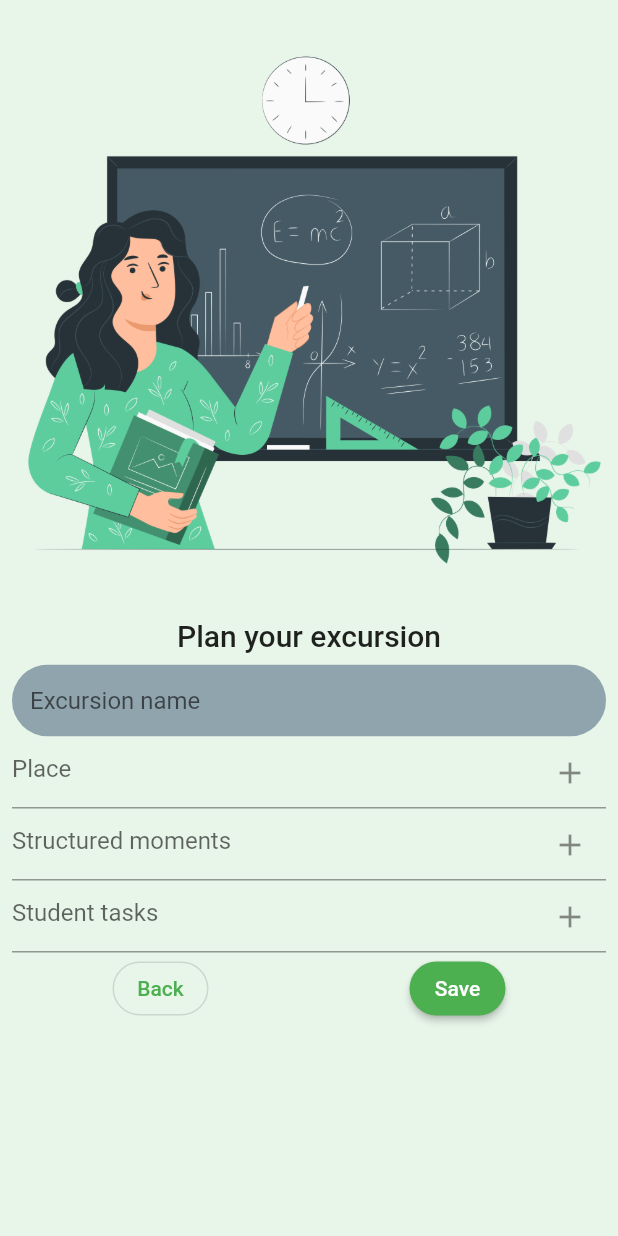
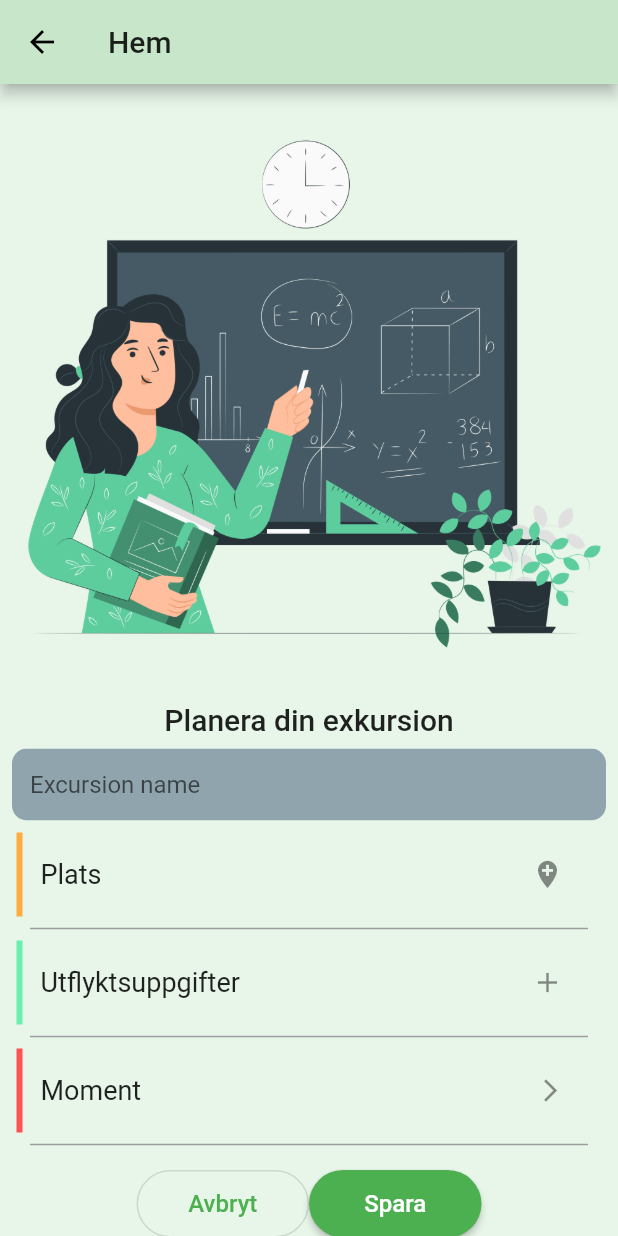
Before and after one commit to maxNyst/FAUNAtic_FrontEnd, a Flutter app: the LecturesScreen screen opened by its route, on a phone screen of 412 x 824 dp. Run offline on Flutter 3.47's test engine with Material 2 defaults, Android fonts, the phone set to English and light mode, and no system bars; our stand-ins replace firebase_auth, firebase_core, google_fonts; missing offline and left inert: dart:ffi; accounts and stored records are empty.

Commit message:
changed GUI to look more like prototype

```diff
--- a/lib/Screens/Excursions/excursions_screen.dart
+++ b/lib/Screens/Excursions/excursions_screen.dart
@@ -11,9 +11,6 @@ class ExcursionsScreen extends StatelessWidget {
     return Scaffold(
       appBar: AppBar(
         actions: [
-          IconButton(
-              icon: Icon(Icons.outbond_outlined),
-          )
         ],
         title: Text('Hem'),
       ),
@@ -76,7 +73,6 @@ class ExcursionButtons extends StatelessWidget {
             SizedBox(
             height: 225, // constrain height
             child: ListView(
-
               children: [
                 ListTile(
                   leading: Transform.translate(
--- a/lib/Screens/Lecture/lecture_screen.dart
+++ b/lib/Screens/Lecture/lecture_screen.dart
@@ -12,7 +12,11 @@ class LecturesScreen extends StatelessWidget {
       //   onPressed: null,
       //   label: Text('Save'),
       // ),
-
+      appBar: AppBar(
+        actions: [
+        ],
+        title: Text('Hem'),
+      ),
       body: SingleChildScrollView(
         child: Column(
           mainAxisAlignment: MainAxisAlignment.start,
@@ -22,7 +26,7 @@ class LecturesScreen extends StatelessWidget {
               width: size.width,
             ),
             Text(
-              'Plan your excursion',
+              'Planera din exkursion',
               style: Theme.of(context).textTheme.headline6,
             ),
             Padding(
@@ -31,7 +35,7 @@ class LecturesScreen extends StatelessWidget {
                 mainAxisAlignment: MainAxisAlignment.spaceEvenly,
                 children: [
                   ClipRRect(
-                    borderRadius: BorderRadius.all(Radius.circular(50.0)),
+                    borderRadius: BorderRadius.all(Radius.circular(10.0)),
                     child: TextField(
                       decoration: InputDecoration(
                           hintText: 'Excursion name',
@@ -42,58 +46,44 @@ class LecturesScreen extends StatelessWidget {
                           filled: true),
                     ),
                   ),
-                  Padding(
-                    padding: const EdgeInsets.only(top: topPadding),
-                    child: TextField(
-                      decoration: InputDecoration(
-                        hintText: 'Place',
-                        suffixIcon: IconButton(
-                          icon: Icon(Icons.add),
-                          onPressed: () {},
+                ],
               ),
             ),
+            PlanExcursionButtons(),
+            Padding(
+              padding: const EdgeInsets.only(bottom: 35.0),
+              child: Row(
+                mainAxisAlignment: MainAxisAlignment.center,
+                children: [
+                  SizedBox(
+                      width: 115.0,
+                      height: 45.0,
+                      child: OutlinedButton(
+                          style: OutlinedButton.styleFrom(
+                              shape: RoundedRectangleBorder(
+                                borderRadius: BorderRadius.circular(40.0),
+                              )
                           ),
+                          onPressed: () {
+                            print('knappen funkar');
+                          },
+                          child: Text('Avbryt', style: TextStyle(fontSize: 16),)
+                      )
                   ),
-                  Padding(
-                    padding: const EdgeInsets.only(top: topPadding),
-                    child: TextField(
-                      decoration: InputDecoration(
-                        hintText: 'Structured moments',
-                        suffixIcon: IconButton(
-                          icon: Icon(Icons.add),
-                          onPressed: () {},
+                  SizedBox(
+                      width: 115.0,
+                      height: 45.0,
+                      child: ElevatedButton(
+                          style: OutlinedButton.styleFrom(
+                              shape: RoundedRectangleBorder(
+                                borderRadius: BorderRadius.circular(40.0),
+                              )
                           ),
-                      ),
-                    ),
-                  ),
-                  Padding(
-                    padding: const EdgeInsets.only(top: topPadding),
-                    child: TextField(
-                      decoration: InputDecoration(
-                        hintText: 'Student tasks',
-                        suffixIcon: IconButton(
-                          icon: Icon(Icons.add),
                           onPressed: () {
-                            print('student tasks');
+                            print('knappen funkar');
                           },
-                        ),
-                      ),
-                    ),
-                  ),
-                  Padding(
-                    padding: const EdgeInsets.only(top: topPadding*3),
-                    child: Row(
-                      mainAxisAlignment: MainAxisAlignment.spaceAround,
-                      children: [
-                        OutlinedButton(
-                          onPressed: () {
-                            Navigator.pop(context);
-                          },
-                          child: Text('Back'),
-                        ),
-                        ElevatedButton(
-                          onPressed: () {},
-                          child: Text('Save'),
+                          child: Text('Spara', style: TextStyle(fontSize: 16),)
+                      )
                   ),
                 ],
               ),
@@ -101,11 +91,134 @@ class LecturesScreen extends StatelessWidget {
           ],
         ),
       ),
-
-
-          ],
-        ),
-      ),
     );
   }
 }
+
+class PlanExcursionButtons extends StatelessWidget {
+  const PlanExcursionButtons({
+    Key key,
+  }) : super(key: key);
+
+  @override
+  Widget build(BuildContext context) {
+    return Column(
+      children: [
+        Stack(
+            alignment: Alignment.bottomCenter,
+            children: [
+              Padding(padding: const EdgeInsets.only(bottom: 40.0)),
+              SizedBox(
+                height: 225, // constrain height
+                child: ListView(
+                  children: [
+                    ListTile(
+                      leading: Transform.translate(
+                        offset: Offset(-5, 0),
+                        child: Container(
+                          height: 70,
+                          width: 4,
+                          color: Colors.orangeAccent,
+                        ),
+                      ),
+                      title: Transform.translate(
+                        offset: Offset(-45, 0),
+                        child: Text(
+                          'Plats',
+                          style: TextStyle(fontSize: 18),
+                        ),
+                      ),
+                      trailing: Transform.translate(
+                        offset: Offset(-20, 0),
+                        child: Icon(
+                          Icons.add_location,
+                          size: 22,
+                        ),
+                      ),
+                      onTap: () {
+                        print('knappen funkar');
+                      },
+                    ),
+
+                    Divider(
+                      thickness: 1,
+                      color: Colors.grey,
+                      indent: 20,
+                      endIndent: 20,
+                    ),
+                    ListTile(
+                      leading: Transform.translate(
+                        offset: Offset(-5, 0),
+                        child: Container(
+                          height: 100,
+                          width: 4,
+                          color: Colors.greenAccent,
+                        ),
+                      ),
+                      title: Transform.translate(
+                        offset: Offset(-45, 0),
+                        child: Text(
+                          'Utflyktsuppgifter',
+                          style: TextStyle(fontSize: 18),
+                        ),
+                      ),
+                      trailing: Transform.translate(
+                        offset: Offset(-20, 0),
+                        child: Icon(
+                          Icons.add,
+                          size: 22,
+                        ),
+                      ),
+                      onTap: () {
+                        print('knappen funkar');
+                      },
+                    ),
+
+                    Divider(
+                      thickness: 1,
+                      color: Colors.grey,
+                      indent: 20,
+                      endIndent: 20,
+                    ),
+                    ListTile(
+                      leading: Transform.translate(
+                        offset: Offset(-5, 0),
+                        child: Container(
+                          height: 100,
+                          width: 4,
+                          color: Colors.redAccent,
+                        ),
+                      ),
+                      title: Transform.translate(
+                        offset: Offset(-45, 0),
+                        child: Text(
+                          'Moment',
+                          style: TextStyle(fontSize: 18),
+                        ),
+                      ),
+                      trailing: Transform.translate(
+                        offset: Offset(-20, 0),
+                        child: Icon(
+                          Icons.arrow_forward_ios,
+                          size: 18,
+                        ),
+                      ),
+                      onTap: () {
+                        print('knappen funkar');
+                      },
+                    ),
+
+                    Divider(
+                      thickness: 1,
+                      color: Colors.grey,
+                      indent: 20,
+                      endIndent: 20,
+                    ),
+                  ],
+                ),
+              ),]
+        ),
+      ],
+    );
+  }
+}
```
Also changed, not shown: 3 other files. Lines whose indentation alone changed are shown as unchanged.
